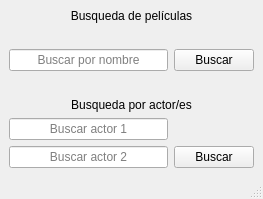
Above: ui/ventana_principal.ui from LucasPaladini/buscador_peliculas_desactualizado before the change. Below: the same form after it.
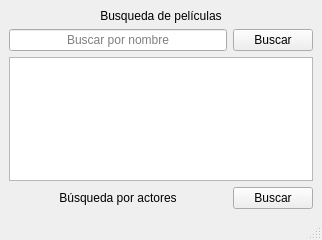
That is the form after the change.

Commit message: Interfaces terminadas

What changed in the file:
```diff
--- a/ui/ventana_principal.ui
+++ b/ui/ventana_principal.ui
@@ -6,8 +6,8 @@
    <rect>
     <x>0</x>
     <y>0</y>
-    <width>263</width>
-    <height>199</height>
+    <width>322</width>
+    <height>240</height>
    </rect>
   </property>
   <property name="windowTitle">
@@ -15,17 +15,14 @@
   </property>
   <widget class="QWidget" name="centralwidget">
    <layout class="QGridLayout" name="gridLayout">
-    <item row="2" column="0">
-     <widget class="QLineEdit" name="line_ingreso_nombre">
-      <property name="alignment">
-       <set>Qt::AlignmentFlag::AlignCenter</set>
-      </property>
-      <property name="placeholderText">
-       <string>Buscar por nombre</string>
+    <item row="12" column="1">
+     <widget class="QPushButton" name="boton_abrir_ventana_actores">
+      <property name="text">
+       <string>Buscar</string>
       </property>
      </widget>
     </item>
-    <item row="2" column="1">
+    <item row="1" column="1">
      <widget class="QPushButton" name="boton_buscar_pelicula">
       <property name="text">
        <string>Buscar</string>
@@ -42,30 +39,7 @@
       </property>
      </widget>
     </item>
-    <item row="1" column="0" colspan="2">
-     <spacer name="verticalSpacer">
-      <property name="orientation">
-       <enum>Qt::Orientation::Vertical</enum>
-      </property>
-      <property name="sizeHint" stdset="0">
-       <size>
-        <width>20</width>
-        <height>40</height>
-       </size>
-      </property>
-     </spacer>
-    </item>
-    <item row="8" column="0">
-     <widget class="QLineEdit" name="line_ingreso_actor_2">
-      <property name="alignment">
-       <set>Qt::AlignmentFlag::AlignCenter</set>
-      </property>
-      <property name="placeholderText">
-       <string>Buscar actor 2</string>
-      </property>
-     </widget>
-    </item>
-    <item row="3" column="0" colspan="2">
+    <item row="5" column="0" colspan="2">
      <spacer name="verticalSpacer_2">
       <property name="orientation">
        <enum>Qt::Orientation::Vertical</enum>
@@ -78,30 +52,39 @@
       </property>
      </spacer>
     </item>
-    <item row="7" column="0">
-     <widget class="QLineEdit" name="line_ingreso_actor_1">
-      <property name="alignment">
-       <set>Qt::AlignmentFlag::AlignCenter</set>
-      </property>
-      <property name="placeholderText">
-       <string>Buscar actor 1</string>
-      </property>
-     </widget>
-    </item>
-    <item row="4" column="0" colspan="2">
+    <item row="12" column="0">
      <widget class="QLabel" name="label_2">
       <property name="text">
-       <string>&lt;html&gt;&lt;head/&gt;&lt;body&gt;&lt;p align=&quot;center&quot;&gt;Busqueda por actor/es&lt;/p&gt;&lt;/body&gt;&lt;/html&gt;</string>
+       <string>&lt;html&gt;&lt;head/&gt;&lt;body&gt;&lt;p align=&quot;center&quot;&gt;Búsqueda por actores&lt;/p&gt;&lt;/body&gt;&lt;/html&gt;</string>
       </property>
      </widget>
     </item>
-    <item row="8" column="1">
-     <widget class="QPushButton" name="boton_buscar_actor">
-      <property name="text">
-       <string>Buscar</string>
+    <item row="2" column="0" colspan="2">
+     <spacer name="verticalSpacer">
+      <property name="orientation">
+       <enum>Qt::Orientation::Vertical</enum>
       </property>
+      <property name="sizeHint" stdset="0">
+       <size>
+        <width>20</width>
+        <height>40</height>
+       </size>
+      </property>
+     </spacer>
+    </item>
+    <item row="1" column="0">
+     <widget class="QLineEdit" name="line_ingreso_nombre">
+      <property name="alignment">
+       <set>Qt::AlignmentFlag::AlignCenter</set>
+      </property>
+      <property name="placeholderText">
+       <string>Buscar por nombre</string>
+      </property>
      </widget>
     </item>
+    <item row="4" column="0" colspan="2">
+     <widget class="QTableWidget" name="table_peliculas"/>
+    </item>
    </layout>
   </widget>
   <widget class="QMenuBar" name="menubar">
```
Left out of the diff: 16 changed lines with no effect on the pictures. The commit also changes 5 other files.
